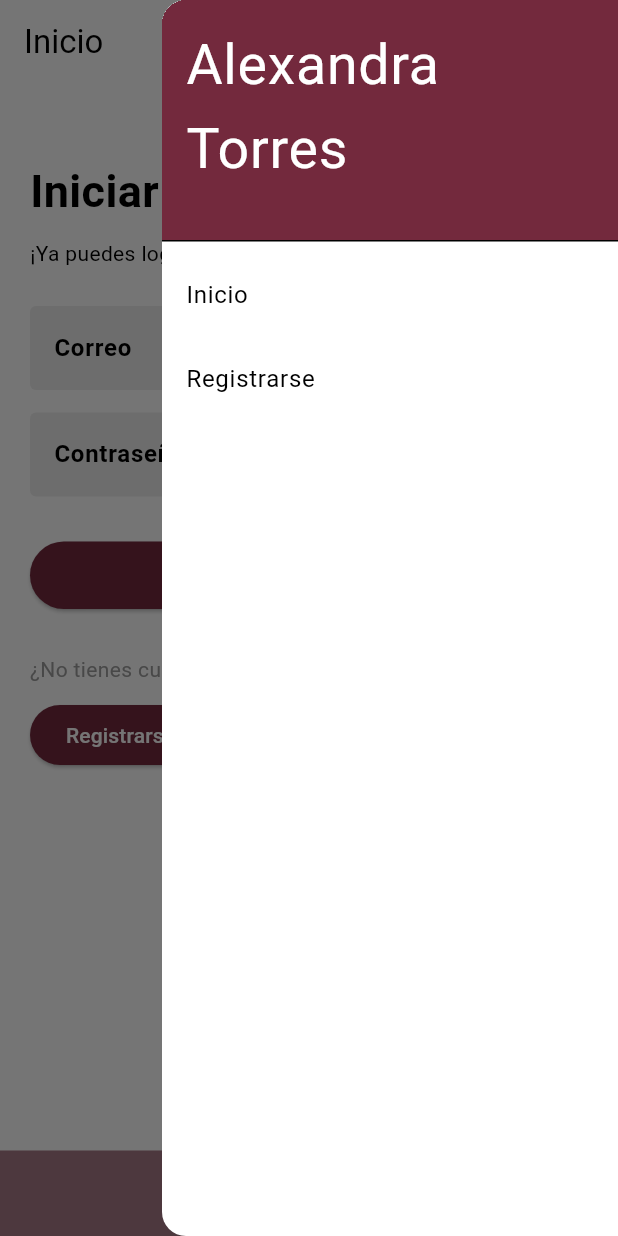
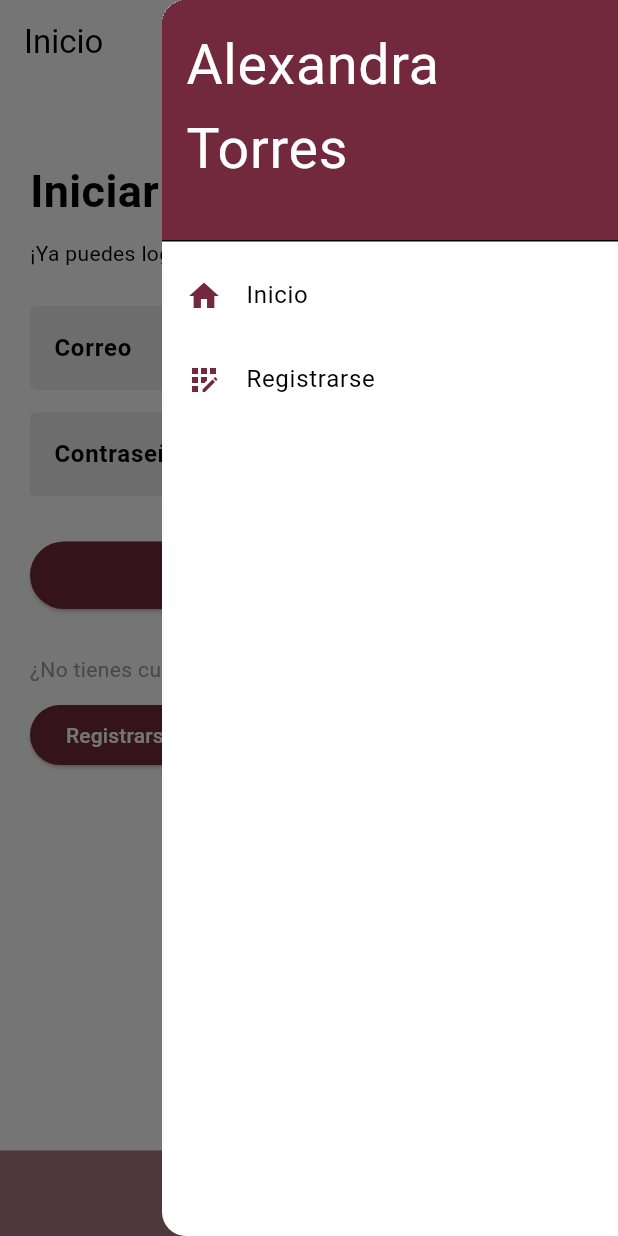
Before and after one commit to BJesus05/FlutterAlexasoft, a Flutter app: the screen it shows after launch, with the side drawer open, on a phone screen of 412 x 824 dp. Run offline on Flutter 3.47's test engine with Material 3 defaults, Android fonts, the phone set to English and light mode, and no system bars; Roboto replaces fonts that are missing (Raleway).

Commit message:
pequeños retoques 0.2.2

```diff
--- a/flutteralexasoft/lib/main.dart
+++ b/flutteralexasoft/lib/main.dart
@@ -60,6 +60,7 @@ class _MyHomePageState extends State<MyHomePage> {
               ),
             ),
             ListTile(
+              leading: const Icon(Icons.home, color: Color(0xFF73293D)),
               title: const Text('Inicio'),
               onTap: () {
                 Navigator.push(
@@ -71,6 +72,7 @@ class _MyHomePageState extends State<MyHomePage> {
               },
             ),
             ListTile(
+              leading: const Icon(Icons.app_registration, color: Color(0xFF73293D)),
               title: const Text('Registrarse'),
               onTap: () {
                 Navigator.push(
--- a/flutteralexasoft/lib/register.dart
+++ b/flutteralexasoft/lib/register.dart
@@ -59,6 +59,7 @@ class _RegisterPageState extends State<RegisterPage> {
               ),
             ),
             ListTile(
+              leading: const Icon(Icons.home, color: Color(0xFF73293D)),
               title: const Text('Inicio'),
               onTap: () {
                 Navigator.push(
@@ -70,6 +71,7 @@ class _RegisterPageState extends State<RegisterPage> {
               },
             ),
             ListTile(
+              leading: const Icon(Icons.login, color: Color(0xFF73293D)),
               title: const Text('Iniciar Sesión'),
               onTap: () {
                 Navigator.push(
```
